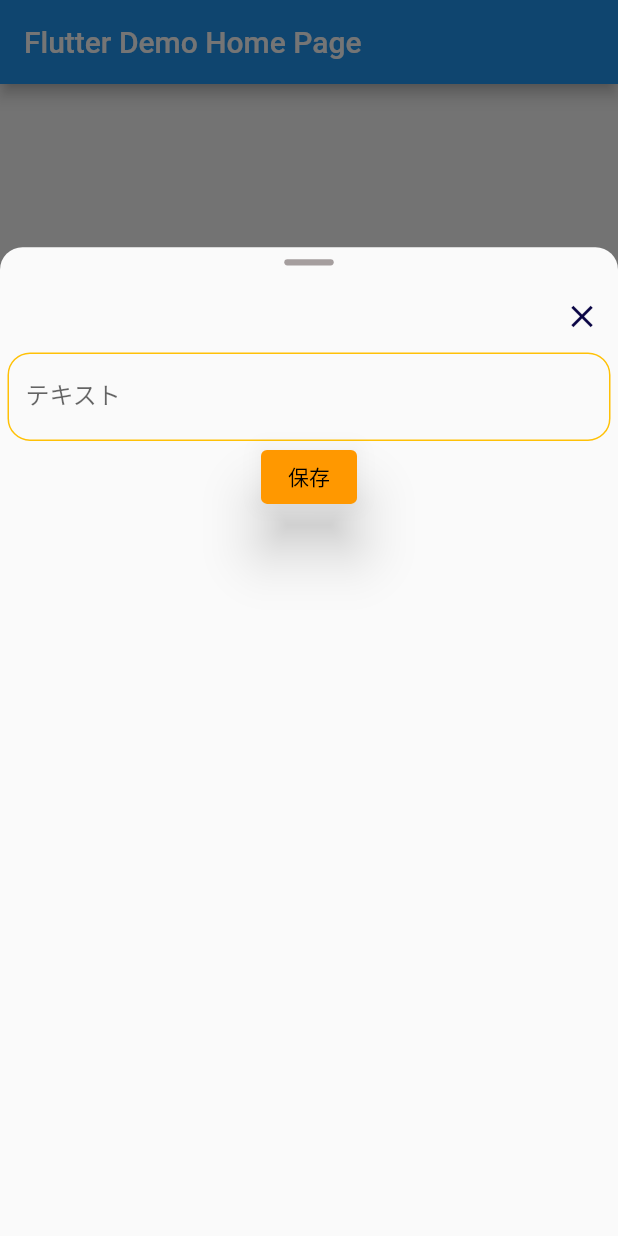
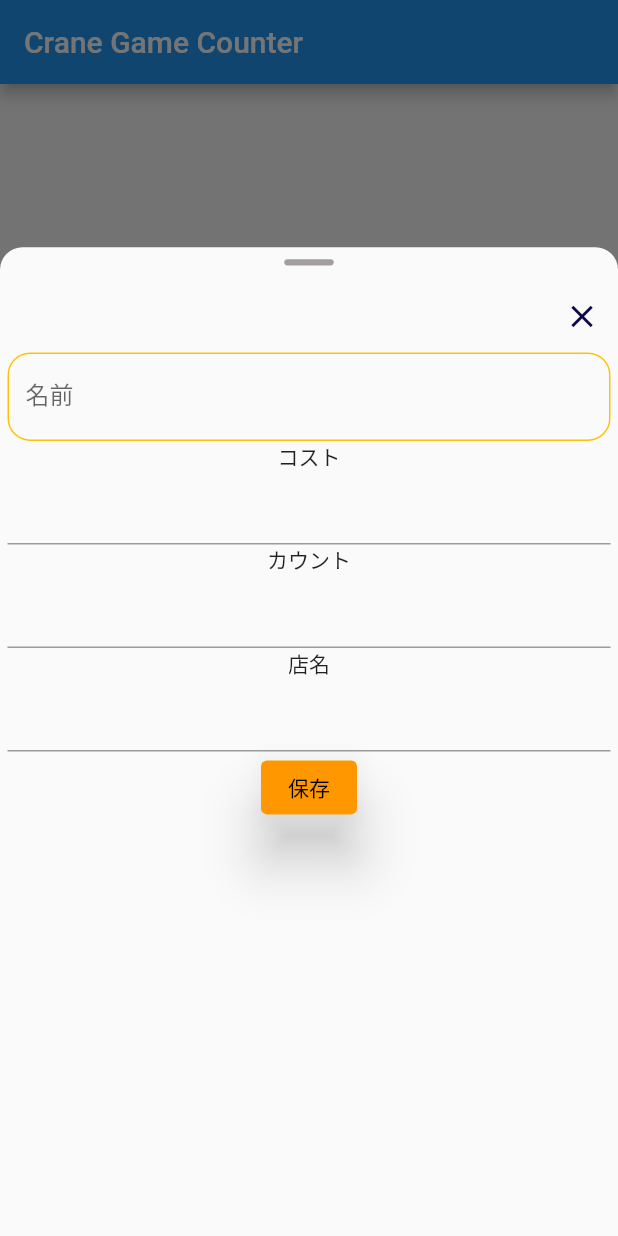
Before and after one commit to poronori/crane_game_counter, a Flutter app: the screen it shows after launch, after a tap on the "add" icon, on a phone screen of 412 x 824 dp. Run offline on Flutter 3.47's test engine with Material 2 defaults, Android fonts, the phone set to English and light mode, and no system bars; our stand-ins replace cloud_firestore, firebase_core, scrollable_positioned_list, sqflite; accounts and stored records are empty.

```diff
--- a/lib/main.dart
+++ b/lib/main.dart
@@ -1,11 +1,14 @@
 import 'package:flutter/material.dart';
 import 'package:sale_manager/model/data_model.dart';
-import 'package:sale_manager/view/add_item_page.dart';
-import 'package:sale_manager/view/data_list.dart';
+import 'package:sale_manager/view/add_item_page_share.dart';
+import 'package:sale_manager/view/data_list_share.dart';
 import 'package:sqflite/sqflite.dart';
 import 'package:path/path.dart';
+import 'package:firebase_core/firebase_core.dart';
 
-void main() {
+void main() async {
+  WidgetsFlutterBinding.ensureInitialized();
+  await Firebase.initializeApp();
   runApp(const MyApp());
 }
 
@@ -16,11 +19,11 @@ class MyApp extends StatelessWidget {
   @override
   Widget build(BuildContext context) {
     return MaterialApp(
-      title: 'Flutter Demo',
+      title: 'タイトル',
       theme: ThemeData(
         primarySwatch: Colors.blue,
       ),
-      home: const MyHomePage(title: 'Flutter Demo Home Page'),
+      home: const MyHomePage(title: 'Crane Game Counter'),
     );
   }
 }
@@ -52,7 +55,7 @@ class _MyHomePageState extends State<MyHomePage> {
       appBar: AppBar(
         title: Text(widget.title),
       ),
-      body: DataList(dataList: dataList),
+      body: DataListShare(),
       floatingActionButton: FloatingActionButton(
         onPressed: () async {
           var result = await showModalBottomSheet(
@@ -61,12 +64,14 @@ class _MyHomePageState extends State<MyHomePage> {
             shape: const RoundedRectangleBorder(
               borderRadius: BorderRadius.vertical(top: Radius.circular(15)),
             ),
-            builder: (context) => const AddItemPage(),
+            builder: (context) => const AddItemPageShare(),
           );
+          /*
           if (result == true) {
             dataList = await DataModel.getData();
             setState(() {});
           }
+          */
         },
         child: const Icon(Icons.add),
       ),
--- /dev/null
+++ b/lib/model/constants.dart
@@ -0,0 +1,3 @@
+class Const {
+  static const String collectionName = 'prise_collection';
+}
--- /dev/null
+++ b/lib/view/add_item_page_share.dart
@@ -0,0 +1,163 @@
+import 'package:flutter/material.dart';
+import 'package:scrollable_positioned_list/scrollable_positioned_list.dart';
+import 'package:intl/intl.dart';
+
+import '../model/data_model_share.dart';
+
+class AddItemPageShare extends StatefulWidget {
+  const AddItemPageShare({Key? key}) : super(key: key);
+
+  @override
+  State<AddItemPageShare> createState() => _AddItemPageShareState();
+}
+
+class _AddItemPageShareState extends State<AddItemPageShare> {
+
+  String name = '';
+  String count = '';
+  String cost = '';
+  String store = '';
+
+  final _scrollController = ItemScrollController();
+
+  // タップしたフォームインデックス
+  int _focusIndex = 0;
+
+  @override
+  Widget build(BuildContext context) {
+    // 画面サイズ
+    final width = MediaQuery.of(context).size.width;
+    final height = MediaQuery.of(context).size.height;
+
+    // キーボードサイズ
+    final keyboardHeight = MediaQuery.of(context).viewInsets.bottom;
+
+    // タップしたフォームにスクロール
+    if (keyboardHeight != 0) {
+      WidgetsBinding.instance.addPostFrameCallback((timeStamp) {
+        if (_scrollController.isAttached) {
+          _scrollController.scrollTo(
+            index: _focusIndex,
+            duration: const Duration(milliseconds: 200),
+            curve: Curves.ease,
+          );
+        }
+      });
+    }
+
+    return ConstrainedBox(
+      constraints: BoxConstraints(
+        maxHeight: MediaQuery.of(context).size.height * 0.8,
+      ),
+      child: Column(
+        children: [
+          // 画面下げるようバー
+          Container(
+            width: width * 0.08,
+            height: height * 0.005,
+            margin: const EdgeInsets.only(top: 8, bottom:10),
+            decoration: const BoxDecoration(
+              color: Color(0xFFA59E9E),
+              borderRadius: BorderRadius.all(
+                Radius.circular(12),
+              ),
+            ),
+          ),
+          // ×ボタン
+          Container(
+            alignment: Alignment.centerRight,
+            child: IconButton(
+              onPressed: () => Navigator.of(context).pop(),
+              icon: Icon(
+                Icons.close,
+                color: const Color(0xFF090444),
+                size: width * 0.06
+              ),
+            ),
+          ),
+          Expanded(
+            child: LayoutBuilder(
+              builder: (context, constraints) {
+                return Form(
+                  child: ConstrainedBox(
+                    constraints: BoxConstraints(
+                      maxHeight: constraints.maxHeight,
+                    ),
+                    child: Container(
+                      // キーボード分上げる
+                      padding: EdgeInsets.only(bottom: keyboardHeight),
+                      margin: const EdgeInsets.only(left: 5, right: 5),
+                      child: Column(
+                        children: [
+                          TextFormField(
+                            decoration: InputDecoration(
+                              enabledBorder: OutlineInputBorder(
+                                borderRadius: BorderRadius.circular(15),
+                                borderSide: const BorderSide(
+                                  color: Colors.amber,
+                                ),
+                              ),
+                              focusedBorder: OutlineInputBorder(
+                                borderRadius: BorderRadius.circular(15),
+                                borderSide: const BorderSide(
+                                  color: Colors.blue,
+                                ),
+                              ),
+                              labelText: '名前',
+                            ),
+                            onChanged: (value) {
+                              name = value;
+                            },
+                          ),
+                          const Text('コスト'),
+                          TextFormField(
+                            onChanged: (value) {
+                              cost = value;
+                            },
+                          ),
+                          const Text('カウント'),
+                          TextFormField(
+                            onChanged: (value) {
+                              count = value;
+                            },
+                          ),
+                          const Text('店名'),
+                          TextFormField(
+                            onChanged: (value) {
+                              store = value;
+                            },
+                          ),
+                          // 追加ボタン
+                          ElevatedButton(
+                            style: ElevatedButton.styleFrom(
+                              primary: Colors.orange,
+                              onPrimary: Colors.black,
+                              elevation: 16
+                            ),
+                            onPressed: _saved,
+                            child: const Text('保存'),
+                          ),
+                        ],
+                      ),
+                      ),
+                    ),
+                  );
+              }
+            ),
+          ),
+        ],
+      ),
+    );
+  }
+
+  void _saved() async {
+    UnitData data = UnitData(
+      datetime: DateFormat('yyyy-mm-dd').format(DateTime.now()),
+      name: name,
+      cost: cost,
+      count: count,
+      store: store
+    );
+    await data.insertData();
+  }
+}
--- a/pubspec.yaml
+++ b/pubspec.yaml
@@ -34,6 +34,7 @@ dependencies:
   # The following adds the Cupertino Icons font to your application.
   # Use with the CupertinoIcons class for iOS style icons.
   cupertino_icons: ^1.0.2
+  intl: ^0.18.0
 
 dev_dependencies:
   flutter_test:
@@ -55,6 +56,11 @@ dev_dependencies:
 # following page: https://dart.dev/tools/pub/pubspec
 
 # The following section is specific to Flutter packages.
+
+dependency_overrides:
+  firebase_auth_platform_interface: 6.7.0
+  firebase_core_platform_interface: 4.5.1
+
 flutter:
 
   # The following line ensures that the Material Icons font is
```
Also changed, not shown: lib/model/data_model_share.dart (+58 -5 lines), lib/view/data_list_share.dart (+17 -14 lines), 2 other files.
